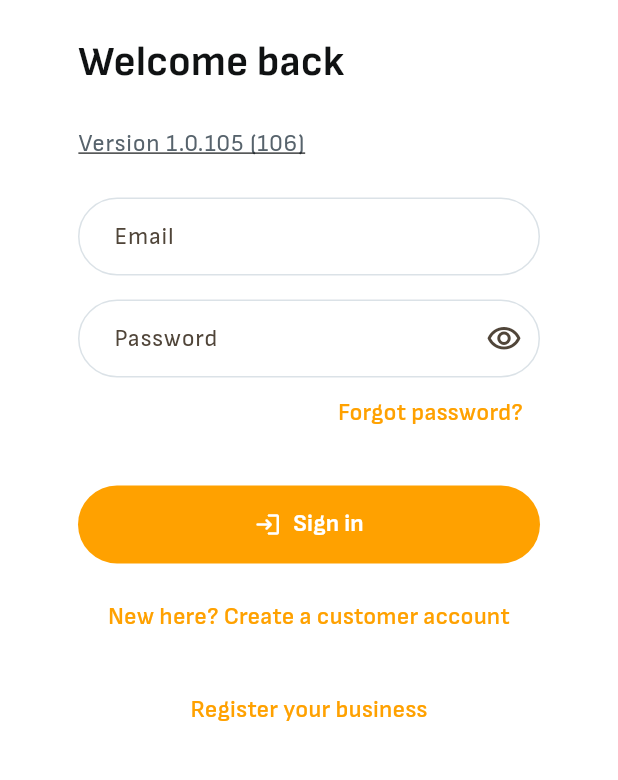
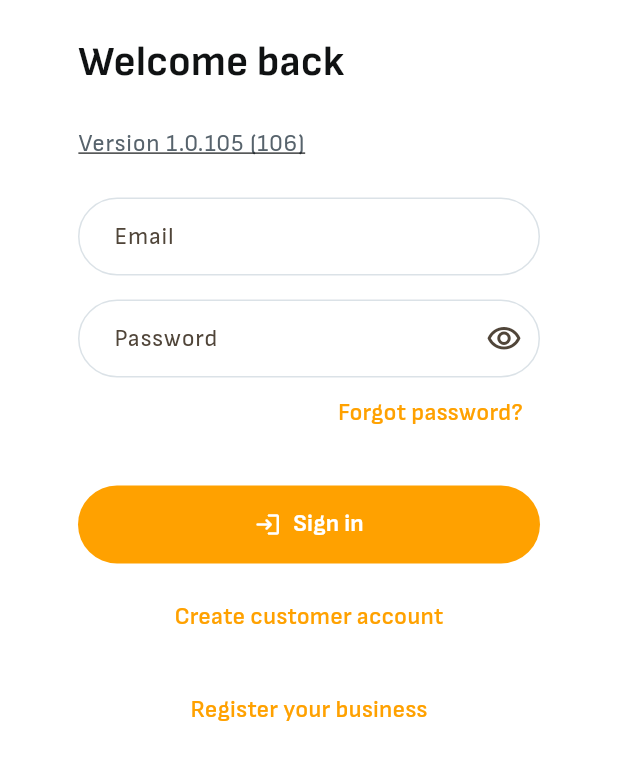
Before and after one commit to abiyarilangeroudi-sudo/zomia, a Flutter app: the screen it shows after launch, on a phone screen of 412 x 824 dp, the part 305-1085 px from its top. Run offline on Flutter 3.47's test engine with Material 3 defaults, Android fonts, the light colour scheme and no system bars; our stand-ins replace dio, flutter_riverpod, flutter_secure_storage, flutter_svg, go_router, qr_flutter; missing offline and left inert: dart:html, mobile_scanner; accounts and stored records are empty.

Commit message:
Tighten production UI text

```diff
--- a/frontend/lib/features/auth/presentation/login_screen.dart
+++ b/frontend/lib/features/auth/presentation/login_screen.dart
@@ -133,7 +133,7 @@ class _LoginScreenState extends ConsumerState<LoginScreen> {
               ),
               const SizedBox(height: 12),
               AuthTextLink(
-                text: 'New here? Create a customer account',
+                text: 'Create customer account',
                 onPressed: isLoading ? null : () => context.push('/register'),
               ),
               const SizedBox(height: 14),
--- a/frontend/lib/features/staff_service/presentation/staff_service_presenter.dart
+++ b/frontend/lib/features/staff_service/presentation/staff_service_presenter.dart
@@ -44,6 +44,9 @@ String formatStaffDateTime(DateTime value) {
 }
 
 String formatStaffActionType(String value) {
+  if (value == 'reward_use') {
+    return 'Reward used';
+  }
   return value
       .split('_')
       .where((part) => part.isNotEmpty)
--- a/frontend/pubspec.yaml
+++ b/frontend/pubspec.yaml
@@ -2,7 +2,7 @@ name: zomia_frontend
 description: "Zomia MVP Flutter application."
 publish_to: 'none'
 
-version: 1.0.108+109
+version: 1.0.109+110
 
 environment:
   sdk: ^3.12.1
```
